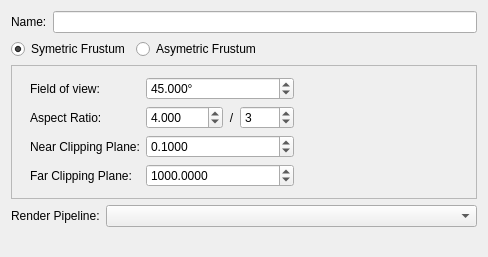
First picture: the form in Tools/Horde3DEditor/src/HordeSceneEditor/QCameraNodePage.ui, repository shdpl/nawia, before the edit.
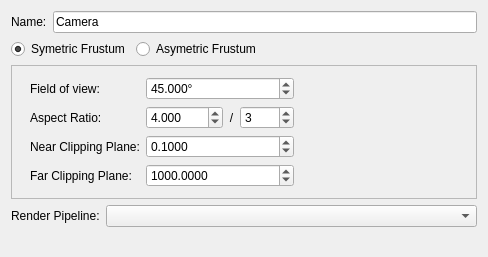
Second picture: the form after the edit. Custom widgets are drawn as their Qt base class.

Commit message: - render axis in base grid in different colors - initialize scene with base grid enabled and camera and light set to more obvious positions

The edit to the form file:
```diff
--- a/Tools/Horde3DEditor/src/HordeSceneEditor/QCameraNodePage.ui
+++ b/Tools/Horde3DEditor/src/HordeSceneEditor/QCameraNodePage.ui
@@ -23,7 +23,11 @@
       </widget>
      </item>
      <item>
-      <widget class="QLineEdit" name="m_name" />
+      <widget class="QLineEdit" name="m_name">
+       <property name="text">
+        <string>Camera</string>
+       </property>
+      </widget>
      </item>
     </layout>
    </item>
```
Left out of the diff: 287 changed lines with no effect on the pictures. The commit also changes 7 other files.
